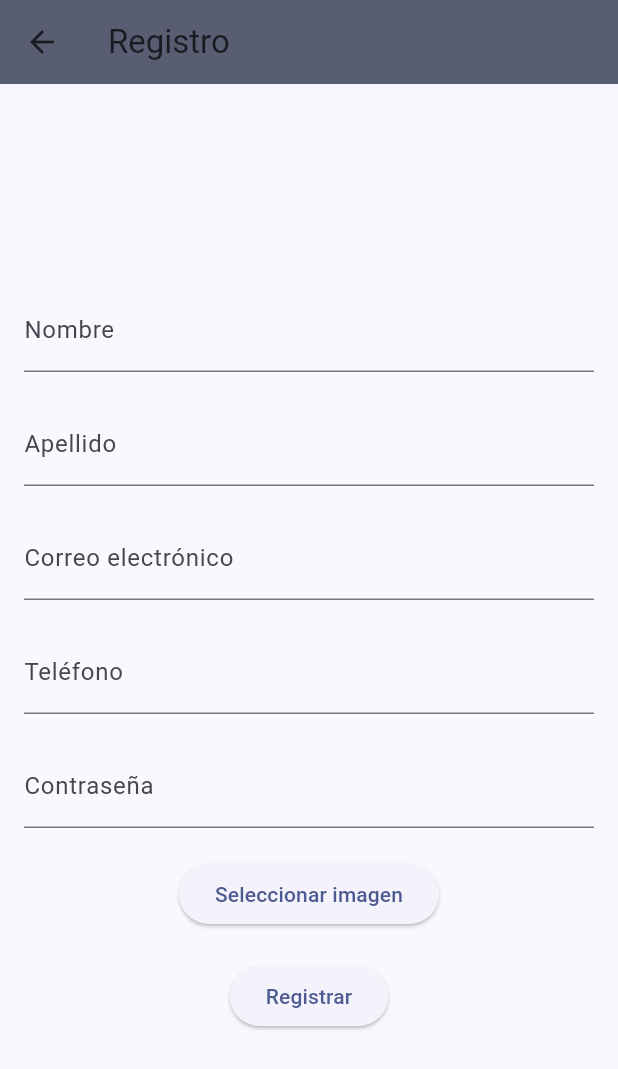
After one commit to AngelAlvarez52/WishList-Flutter, a Flutter app: the screen it shows after launch, after a tap on "Registrarse", on a phone screen of 412 x 824 dp. The commit adds this screen. Shown: the top 1069 px of the screen. Run offline on Flutter 3.47's test engine with Material 3 defaults, Android fonts, the phone set to English and light mode, and no system bars; our stand-ins replace image_picker, logger.

Commit message:
se creo el register

```diff
--- a/proyecto/lib/LoginPage.dart
+++ b/proyecto/lib/LoginPage.dart
@@ -2,7 +2,8 @@ import 'package:flutter/material.dart';
 import 'package:logger/logger.dart';
 import 'package:http/http.dart' as http;
 import 'dart:convert';
-import 'package:proyecto/MyHomePage.dart'; // Asegúrate de que esta ruta sea correcta
+import 'RegisterPage.dart';
+import 'MyHomePage.dart';
 
 class LoginPage extends StatefulWidget {
   const LoginPage({Key? key, required this.title}) : super(key: key);
@@ -18,9 +19,20 @@ class _LoginPageState extends State<LoginPage> {
   final TextEditingController _passwordController = TextEditingController();
   final Logger _logger = Logger();
 
+  void _showSnackBar(String message) {
+    ScaffoldMessenger.of(context).showSnackBar(SnackBar(
+      content: Text(message),
+      action: SnackBarAction(
+        label: 'OK',
+        onPressed: () {
+          ScaffoldMessenger.of(context).hideCurrentSnackBar();
+        },
+      ),
+    ));
+  }
+
   Future<void> login(String email, String password) async {
-    final url = Uri.parse(
-        'http://127.0.0.1:8000/api/login'); // Asegúrate de usar tu propia URL
+    final url = Uri.parse('http://127.0.0.1:8000/api/login');
     final response = await http.post(
       url,
       headers: {'Accept': 'application/json'},
@@ -42,31 +54,25 @@ class _LoginPageState extends State<LoginPage> {
         );
       } else {
         _logger.d('Error: Token de acceso no encontrado en la respuesta.');
-        _showErrorDialog('Error desconocido durante el inicio de sesión.');
+        _showSnackBar('Error desconocido durante el inicio de sesión.');
       }
     } else {
       _logger.d('Error de inicio de sesión: ${response.body}');
 
       final Map<String, dynamic> errorData = json.decode(response.body);
-      _showErrorDialog('Error: ${errorData['response']}');
+      if (errorData['response'] != null) {
+        _showSnackBar('Usuario no existe: ${errorData['response']}');
+      } else {
+        _showSnackBar('Usuario no existe.');
+      }
     }
   }
 
-  void _showErrorDialog(String message) {
-    showDialog(
-      context: context,
-      builder: (context) => AlertDialog(
-        title: const Text('Error'),
-        content: Text(message),
-        actions: <Widget>[
-          TextButton(
-            onPressed: () {
-              Navigator.of(context).pop();
-            },
-            child: const Text('OK'),
-          ),
-        ],
-      ),
+  void _navigateToRegisterPage() {
+    Navigator.push(
+      context,
+      MaterialPageRoute(
+          builder: (context) => const RegisterPage(title: 'Registro')),
     );
   }
 
@@ -103,12 +109,21 @@ class _LoginPageState extends State<LoginPage> {
                   final String email = _emailController.text;
                   final String password = _passwordController.text;
                   if (email.isEmpty || password.isEmpty) {
-                    _logger.d('Por favor complete todos los campos.');
+                    ScaffoldMessenger.of(context).showSnackBar(const SnackBar(
+                      content: Text('Por favor complete todos los campos.'),
+                      duration: Duration(seconds: 2),
+                    ));
                   } else {
                     login(email, password);
                   }
                 },
                 child: const Text('Iniciar Sesión'),
+              ),
+              const SizedBox(height: 20),
+              ElevatedButton.icon(
+                onPressed: _navigateToRegisterPage,
+                icon: const Icon(Icons.person_add),
+                label: const Text('Registrarse'),
               ),
             ],
           ),
--- /dev/null
+++ b/proyecto/lib/RegisterPage.dart
@@ -0,0 +1,173 @@
+import 'package:flutter/material.dart';
+import 'package:image_picker/image_picker.dart';
+import 'package:logger/logger.dart';
+import 'package:http/http.dart' as http;
+import 'dart:convert';
+import 'package:proyecto/LoginPage.dart';
+
+class RegisterPage extends StatefulWidget {
+  const RegisterPage({Key? key, required this.title}) : super(key: key);
+
+  final String title;
+
+  @override
+  State<RegisterPage> createState() => _RegisterPageState();
+}
+
+class _RegisterPageState extends State<RegisterPage> {
+  final TextEditingController _nameController = TextEditingController();
+  final TextEditingController _surnameController = TextEditingController();
+  final TextEditingController _emailController = TextEditingController();
+  final TextEditingController _phoneController = TextEditingController();
+  final TextEditingController _passwordController = TextEditingController();
+  final Logger _logger = Logger();
+  XFile? _image;
+
+  Future<void> register(String name, String surname, String email, String phone,
+      String password) async {
+    final url = Uri.parse('http://127.0.0.1:8000/api/Users/create');
+    final response = await http.post(
+      url,
+      headers: {'Accept': 'application/json'},
+      body: {
+        'name': name,
+        'surname': surname,
+        'email': email,
+        'phone': phone,
+        'password': password,
+        'image': _image?.path ?? '',
+      },
+    );
+
+    if (!mounted) return;
+
+    if (response.statusCode == 200) {
+      final Map<String, dynamic> data = json.decode(response.body);
+      _logger.d('Registro exitoso: ${data['message']}');
+
+      // Redirige al LoginPage después de un registro exitoso
+      Navigator.pushReplacement(
+        context,
+        MaterialPageRoute(
+          builder: (context) => const LoginPage(
+              title: 'Iniciar Sesión'), // Asegúrate de pasar el título correcto
+        ),
+      );
+    } else {
+      _logger.d('Error de registro: ${response.body}');
+
+      final Map<String, dynamic> errorData = json.decode(response.body);
+      _showErrorDialog('Error: ${errorData['error']}');
+    }
+  }
+
+  void _showErrorDialog(String message) {
+    showDialog(
+      context: context,
+      builder: (context) => AlertDialog(
+        title: const Text('Error'),
+        content: Text(message),
+        actions: <Widget>[
+          TextButton(
+            onPressed: () {
+              Navigator.of(context).pop();
+            },
+            child: const Text('OK'),
+          ),
+        ],
+      ),
+    );
+  }
+
+  Future<void> _getImage() async {
+    final picker = ImagePicker();
+    final image = await picker.pickImage(source: ImageSource.gallery);
+    setState(() {
+      _image = image;
+    });
+  }
+
+  @override
+  Widget build(BuildContext context) {
+    return Scaffold(
+      appBar: AppBar(
+        backgroundColor: Theme.of(context).colorScheme.secondary,
+        title: Text(widget.title),
+      ),
+      body: Center(
+        child: Padding(
+          padding: const EdgeInsets.all(16.0),
+          child: Column(
+            mainAxisAlignment: MainAxisAlignment.center,
+            children: [
+              TextField(
+                controller: _nameController,
+                decoration: const InputDecoration(
+                  labelText: 'Nombre',
+                ),
+              ),
+              const SizedBox(height: 20),
+              TextField(
+                controller: _surnameController,
+                decoration: const InputDecoration(
+                  labelText: 'Apellido',
+                ),
+              ),
+              const SizedBox(height: 20),
+              TextField(
+                controller: _emailController,
+                decoration: const InputDecoration(
+                  labelText: 'Correo electrónico',
+                ),
+              ),
+              const SizedBox(height: 20),
+              TextField(
+                controller: _phoneController,
+                decoration: const InputDecoration(
+                  labelText: 'Teléfono',
+                ),
+              ),
+              const SizedBox(height: 20),
+              TextField(
+                controller: _passwordController,
+                obscureText: true,
+                decoration: const InputDecoration(
+                  labelText: 'Contraseña',
+                ),
+              ),
+              const SizedBox(height: 20),
+              ElevatedButton(
+                onPressed: _getImage,
+                child: const Text('Seleccionar imagen'),
+              ),
+              const SizedBox(height: 20),
+              ElevatedButton(
+                onPressed: () {
+                  final String name = _nameController.text;
+                  final String surname = _surnameController.text;
+                  final String email = _emailController.text;
+                  final String phone = _phoneController.text;
+                  final String password = _passwordController.text;
+                  if (name.isEmpty ||
+                      surname.isEmpty ||
+                      email.isEmpty ||
+                      phone.isEmpty ||
+                      password.isEmpty) {
+                    ScaffoldMessenger.of(context).showSnackBar(
+                      const SnackBar(
+                        content: Text('Por favor complete todos los campos.'),
+                      ),
+                    );
+                  } else {
+                    register(name, surname, email, phone, password);
+                  }
+                },
+                child: const Text('Registrar'),
+              ),
+            ],
+          ),
+        ),
+      ),
+    );
+  }
+}
--- a/proyecto/pubspec.yaml
+++ b/proyecto/pubspec.yaml
@@ -17,6 +17,7 @@ dependencies:
   logger:
   http:
   url_launcher:
+  image_picker:
 
 
   cupertino_icons: ^1.0.2
```
Also changed, not shown: proyecto/pubspec.lock, 5 other files.
